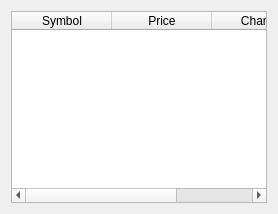
Above: ui/Watchlist.ui from PragnyaKhandelwal/StockSense before the change. Below: the same form after it.
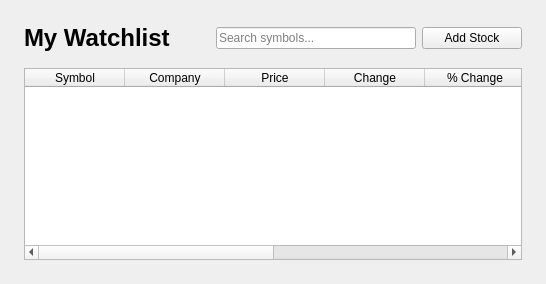
That is the form after the change.

What changed in the file:
```diff
--- a/ui/Watchlist.ui
+++ b/ui/Watchlist.ui
@@ -6,13 +6,113 @@
    <string>Watchlist</string>
   </property>
   <layout class="QVBoxLayout" name="verticalLayout">
+   <property name="spacing">
+    <number>16</number>
+   </property>
+   <property name="leftMargin">
+    <number>24</number>
+   </property>
+   <property name="topMargin">
+    <number>24</number>
+   </property>
+   <property name="rightMargin">
+    <number>24</number>
+   </property>
+   <property name="bottomMargin">
+    <number>24</number>
+   </property>
    <item>
-    <widget class="QTableWidget" name="tableWidget">
+    <widget class="QWidget" name="headerWidget">
+     <layout class="QHBoxLayout" name="headerLayout">
+      <property name="leftMargin">
+       <number>0</number>
+      </property>
+      <property name="topMargin">
+       <number>0</number>
+      </property>
+      <property name="rightMargin">
+       <number>0</number>
+      </property>
+      <property name="bottomMargin">
+       <number>0</number>
+      </property>
+      <item>
+       <widget class="QLabel" name="titleLabel">
+        <property name="text">
+         <string>My Watchlist</string>
+        </property>
+        <property name="font">
+         <font>
+          <pointsize>18</pointsize>
+          <weight>75</weight>
+          <bold>true</bold>
+         </font>
+        </property>
+       </widget>
+      </item>
+      <item>
+       <spacer name="horizontalSpacer">
+        <property name="orientation">
+         <enum>Qt::Horizontal</enum>
+        </property>
+        <property name="sizeHint" stdset="0">
+         <size>
+          <width>40</width>
+          <height>20</height>
+         </size>
+        </property>
+       </spacer>
+      </item>
+      <item>
+       <widget class="QLineEdit" name="searchEdit">
+        <property name="placeholderText">
+         <string>Search symbols...</string>
+        </property>
+        <property name="minimumSize">
+         <size>
+          <width>200</width>
+          <height>0</height>
+         </size>
+        </property>
+       </widget>
+      </item>
+      <item>
+       <widget class="QPushButton" name="addButton">
+        <property name="text">
+         <string>Add Stock</string>
+        </property>
+        <property name="minimumSize">
+         <size>
+          <width>100</width>
+          <height>0</height>
+         </size>
+        </property>
+       </widget>
+      </item>
+     </layout>
+    </widget>
+   </item>
+   <item>
+    <widget class="QTableWidget" name="stockTable">
+     <property name="alternatingRowColors">
+      <bool>true</bool>
+     </property>
+     <property name="selectionBehavior">
+      <enum>QAbstractItemView::SelectRows</enum>
+     </property>
+     <property name="sortingEnabled">
+      <bool>true</bool>
+     </property>
      <column>
       <property name="text">
        <string>Symbol</string>
       </property>
      </column>
+     <column>
+      <property name="text">
+       <string>Company</string>
+      </property>
+     </column>
      <column>
       <property name="text">
        <string>Price</string>
@@ -23,6 +123,26 @@
        <string>Change</string>
       </property>
      </column>
+     <column>
+      <property name="text">
+       <string>% Change</string>
+      </property>
+     </column>
+     <column>
+      <property name="text">
+       <string>Volume</string>
+      </property>
+     </column>
+     <column>
+      <property name="text">
+       <string>Market Cap</string>
+      </property>
+     </column>
+     <column>
+      <property name="text">
+       <string>Actions</string>
+      </property>
+     </column>
     </widget>
    </item>
   </layout>
```
Left out of the diff: 2 changed lines with no effect on the pictures.
